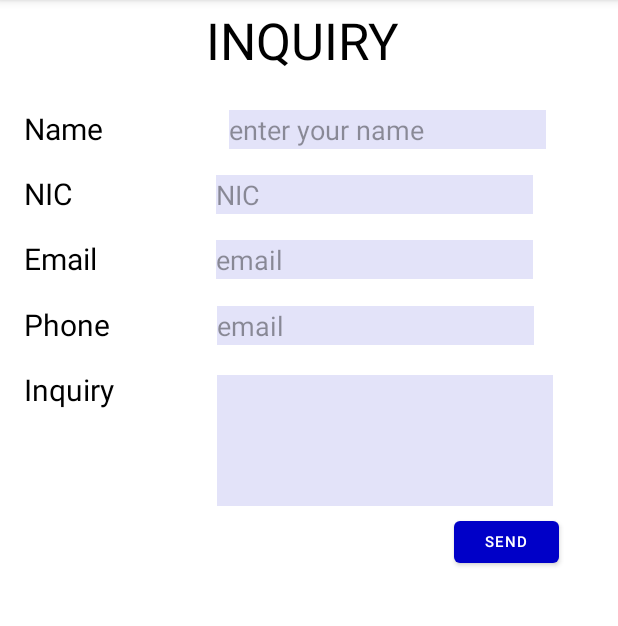
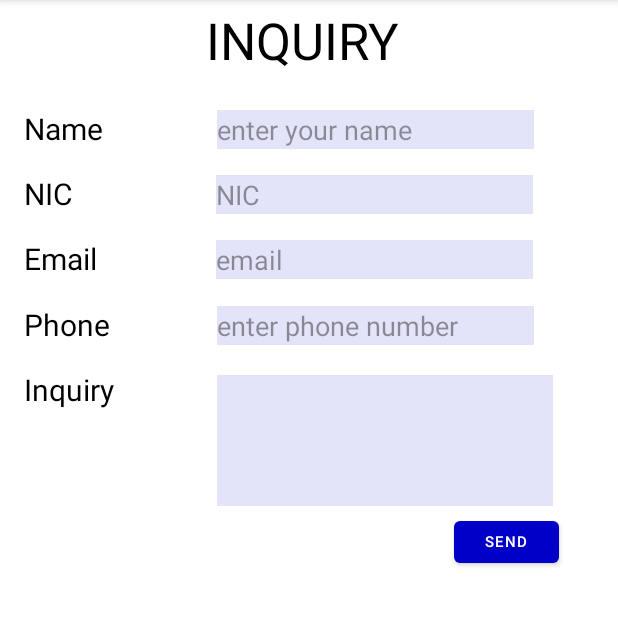
Before and after one commit to KavinduLakshitha/Car2Go, an Android app: the AddInquiry screen opened directly, with no data from a screen before it, on a phone screen of 412 x 824 dp, the part 84-710 px from its top. Run offline under Robolectric (Android 15) with nearby library versions, the phone set to English and light mode, and no system bars; our stand-ins replace Firebase (no records; nobody signed in at launch, a user with empty details on screens opened directly).

Commit message:
Customer Service Added!

```diff
--- a/app/src/main/java/com/example/car2go/ui/services/Inquiry.java
+++ b/app/src/main/java/com/example/car2go/ui/services/Inquiry.java
@@ -8,6 +8,7 @@ public class Inquiry {
     String customerPhone;
     String customerInquiry;
 
+    public Inquiry(){}
 
     public Inquiry(String inquiryId, String customerName, String customerNIC, String customerEmail, String customerPhone, String customerInquiry) {
         this.inquiryId = inquiryId;
--- a/app/src/main/java/com/example/car2go/ui/services/InquiryList.java
+++ b/app/src/main/java/com/example/car2go/ui/services/InquiryList.java
@@ -29,6 +29,7 @@ public class InquiryList extends ArrayAdapter<Inquiry> {
     public View getView(int position,  View convertView,  ViewGroup parent) {
         LayoutInflater inflater = context.getLayoutInflater();
         View listViewItem = inflater.inflate(R.layout.inquiry_list,null,true);
+        TextView textViewID = (TextView) listViewItem.findViewById(R.id.textViewID);
         TextView textViewName = (TextView) listViewItem.findViewById(R.id.textViewName);
         TextView textViewNIC = (TextView) listViewItem.findViewById(R.id.textViewNIC);
         TextView textViewEmail = (TextView) listViewItem.findViewById(R.id.textViewEmail);
@@ -37,6 +38,7 @@ public class InquiryList extends ArrayAdapter<Inquiry> {
 
 
         Inquiry inquiry = inquiryList.get(position);
+        textViewID.setText(inquiry.getCustomerName());
         textViewName.setText(inquiry.getCustomerName());
         textViewNIC.setText(inquiry.getCustomerNIC());
         textViewEmail.setText(inquiry.getCustomerEmail());
--- a/app/src/main/res/layout/fragment_inquiry.xml
+++ b/app/src/main/res/layout/fragment_inquiry.xml
@@ -25,7 +25,7 @@
             android:id="@+id/enter_name"
             android:layout_width="211dp"
             android:layout_height="26dp"
-            android:layout_marginEnd="48dp"
+            android:layout_marginEnd="56dp"
             android:background="#1C0000C8"
             android:ems="10"
             android:inputType="textPersonName"
@@ -74,7 +74,7 @@
             android:background="#1C0000C8"
             android:ems="10"
             android:inputType="textPersonName"
-            android:text="@string/input_email"
+            android:text="@string/input_phone"
             android:textColor="#66000000"
             app:layout_constraintBaseline_toBaselineOf="@+id/Phone"
             app:layout_constraintEnd_toEndOf="parent"
@@ -181,12 +181,13 @@
 
         <ListView
             android:id="@+id/listViewInquiry"
-            android:layout_width="391dp"
-            android:layout_height="403dp"
+            android:layout_width="397dp"
+            android:layout_height="301dp"
             android:layout_marginTop="28dp"
             app:layout_constraintBottom_toBottomOf="parent"
             app:layout_constraintEnd_toEndOf="parent"
             app:layout_constraintStart_toStartOf="parent"
-            app:layout_constraintTop_toBottomOf="@+id/enter_inquiry" />
+            app:layout_constraintTop_toBottomOf="@+id/enter_inquiry"
+            app:layout_constraintVertical_bias="0.558" />
 
 </androidx.constraintlayout.widget.ConstraintLayout>
--- a/app/src/main/res/values/strings.xml
+++ b/app/src/main/res/values/strings.xml
@@ -28,4 +28,5 @@
     <string name="inq_inquiry">Inquiry</string>
     <string name="input_inquiry">Inquiry</string>
     <string name="inq_send_btn">Send</string>
+    <string name="input_phone">enter phone number</string>
 </resources>
```
Also changed, not shown: app/src/main/res/layout/inquiry_list.xml (+11 -0 lines).
